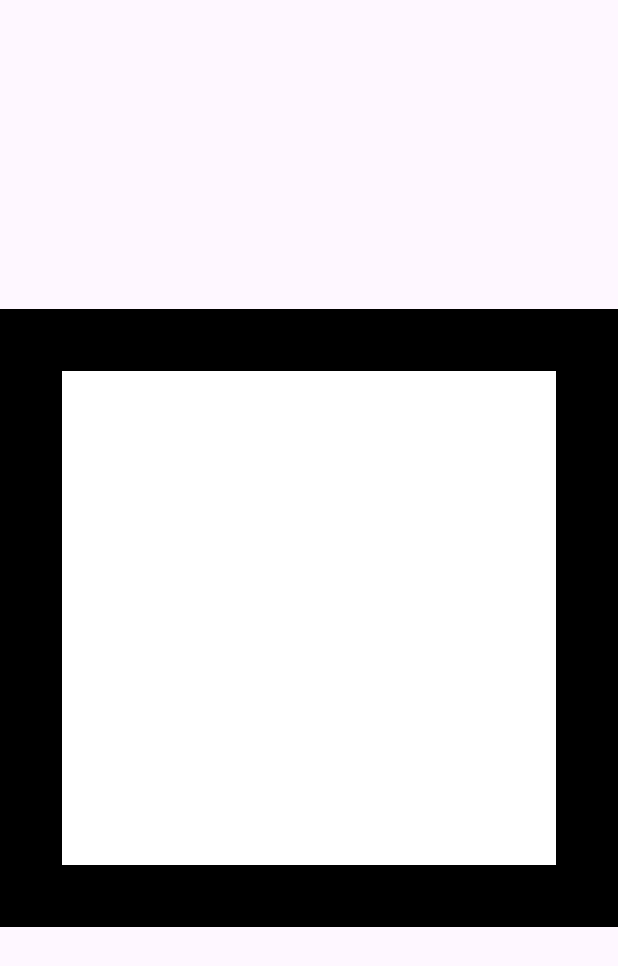
After one commit to Rahkeen/ShaderPlayground, an Android app built with Jetpack Compose: the @Preview function ShapesPlayground, on a phone screen of 412 x 824 dp. The commit adds this screen. Shown: the top 966 px of the screen. Run offline under Robolectric (Android 15) with nearby library versions, the phone set to English and light mode, and no system bars.

Commit message:
Added a few more examples

```diff
--- /dev/null
+++ b/app/src/main/java/co/rikin/shaderplayground/book/ShapesPlayground.kt
@@ -0,0 +1,81 @@
+package co.rikin.shaderplayground.book
+
+import android.graphics.RuntimeShader
+import androidx.compose.foundation.background
+import androidx.compose.foundation.layout.Box
+import androidx.compose.foundation.layout.aspectRatio
+import androidx.compose.foundation.layout.fillMaxSize
+import androidx.compose.foundation.layout.fillMaxWidth
+import androidx.compose.material3.MaterialTheme
+import androidx.compose.runtime.Composable
+import androidx.compose.runtime.remember
+import androidx.compose.ui.Alignment
+import androidx.compose.ui.Modifier
+import androidx.compose.ui.graphics.ShaderBrush
+import androidx.compose.ui.tooling.preview.Preview
+import co.rikin.shaderplayground.SimpleSketchWithCache
+import co.rikin.shaderplayground.ui.theme.ShaderPlaygroundTheme
+import org.intellij.lang.annotations.Language
+
+@Language("AGSL")
+val shapesShader = """
+  uniform float2 resolution;
+  uniform float time;
+
+  half4 main(float2 fragCoord) {
+      float2 uv = fragCoord.xy / resolution;
+      uv.y = 1.0 - uv.y;
+
+      half3 color = half3(0.0);
+
+      // bottom left
+      float2 b1 = step(float2(0.1), uv);
+      float pct = b1.x * b1.y; // this is like logical AND
+
+      // top right
+      float2 b2 = step(float2(0.1), 1.0 - uv);
+      pct *= b2.x * b2.y;
+
+      color = half3(pct);
+
+      return half4(color, 1.0);
+  }
+""".trimIndent()
+
+
+@Preview
+@Composable
+fun ShapesPlayground() {
+  ShaderPlaygroundTheme {
+    Box(
+      modifier = Modifier
+        .fillMaxSize()
+        .background(color = MaterialTheme.colorScheme.background),
+      contentAlignment = Alignment.Center
+    ) {
+      val shader = remember { RuntimeShader(shapesShader) }
+
+      SimpleSketchWithCache(
+        modifier = Modifier
+          .fillMaxWidth()
+          .aspectRatio(1f)
+      ) {time ->
+        onDrawBehind {
+          with(shader) {
+            setFloatUniform(
+              "resolution",
+              size.width,
+              size.height
+            )
+
+            setFloatUniform(
+              "time",
+              time.value
+            )
+          }
+          drawRect(brush = ShaderBrush(shader))
+        }
+      }
+    }
+  }
+}
```
Also changed, not shown: app/src/main/java/co/rikin/shaderplayground/shaders/BasicShader.kt (added, +48 -0 lines), app/src/main/java/co/rikin/shaderplayground/shaders/GlowingButton.kt (added, +339 -0 lines), app/src/main/java/co/rikin/shaderplayground/ui/theme/Color.kt (+17 -0 lines), app/src/main/res/font/quicksand_medium.ttf (added).
